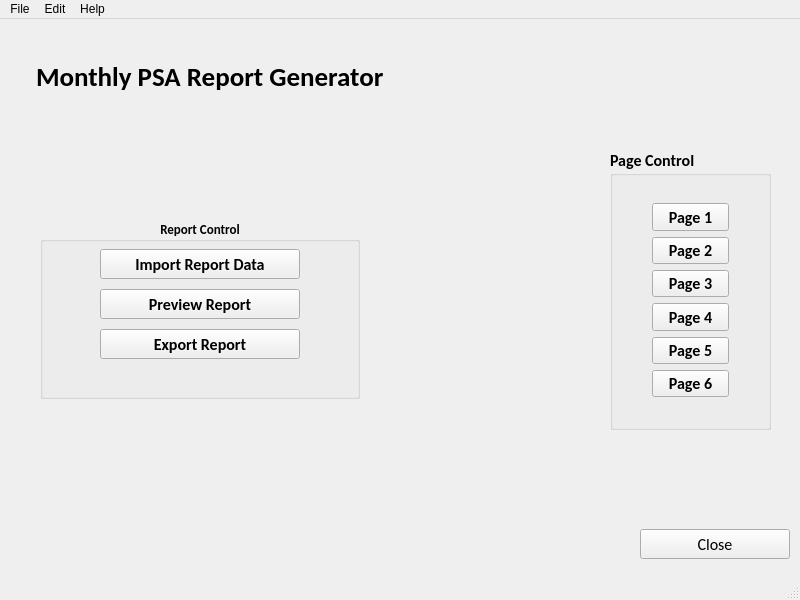
The window that PSA_Home_Eng.ui (LintonRitchie/Scantech_Monthly_PSA_Report) describes before a commit, drawn with Qt 5.
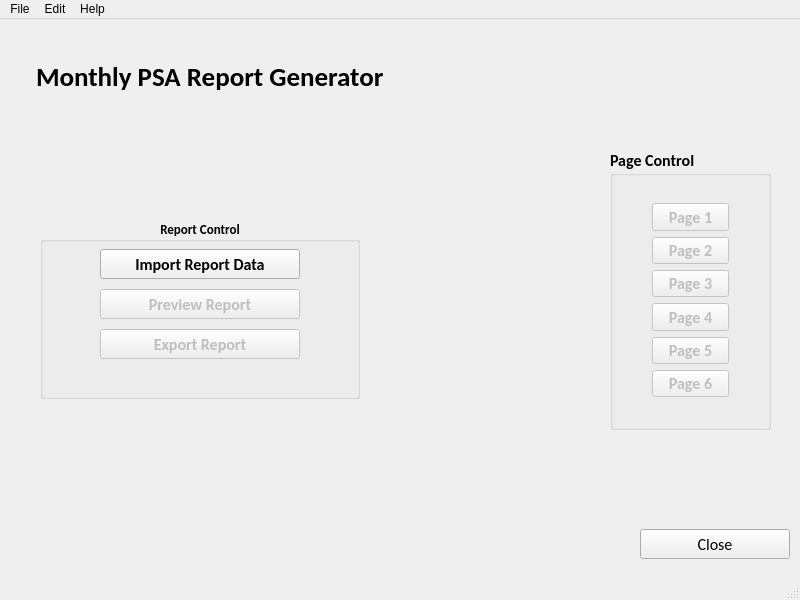
The same window after the commit. Icons and pictures are not drawn.

Diff of the .ui file:
```diff
--- a/PSA_Home_Eng.ui
+++ b/PSA_Home_Eng.ui
@@ -111,6 +111,9 @@
      <layout class="QVBoxLayout" name="verticalLayout">
       <item>
        <widget class="QPushButton" name="PB_pg">
+        <property name="enabled">
+         <bool>false</bool>
+        </property>
         <property name="text">
          <string>Page 1</string>
         </property>
@@ -118,6 +121,9 @@
       </item>
       <item>
        <widget class="QPushButton" name="PB_pg_2">
+        <property name="enabled">
+         <bool>false</bool>
+        </property>
         <property name="text">
          <string>Page 2</string>
         </property>
@@ -125,6 +131,9 @@
       </item>
       <item>
        <widget class="QPushButton" name="PB_pg_3">
+        <property name="enabled">
+         <bool>false</bool>
+        </property>
         <property name="text">
          <string>Page 3</string>
         </property>
@@ -132,6 +141,9 @@
       </item>
       <item>
        <widget class="QPushButton" name="PB_pg_4">
+        <property name="enabled">
+         <bool>false</bool>
+        </property>
         <property name="text">
          <string>Page 4</string>
         </property>
@@ -139,6 +151,9 @@
       </item>
       <item>
        <widget class="QPushButton" name="PB_pg_5">
+        <property name="enabled">
+         <bool>false</bool>
+        </property>
         <property name="text">
          <string>Page 5</string>
         </property>
@@ -146,6 +161,9 @@
       </item>
       <item>
        <widget class="QPushButton" name="PB_pg_6">
+        <property name="enabled">
+         <bool>false</bool>
+        </property>
         <property name="text">
          <string>Page 6</string>
         </property>
@@ -197,6 +215,9 @@
      </property>
     </widget>
     <widget class="QPushButton" name="PreviewReportPB">
+     <property name="enabled">
+      <bool>false</bool>
+     </property>
      <property name="geometry">
       <rect>
        <x>60</x>
@@ -216,6 +237,9 @@
      </property>
     </widget>
     <widget class="QPushButton" name="ExportReportPB">
+     <property name="enabled">
+      <bool>false</bool>
+     </property>
      <property name="geometry">
       <rect>
        <x>60</x>
```
